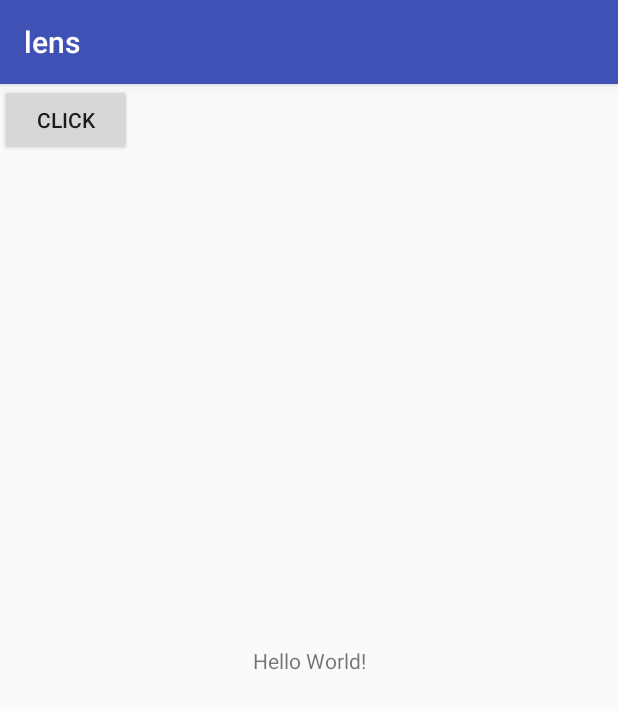
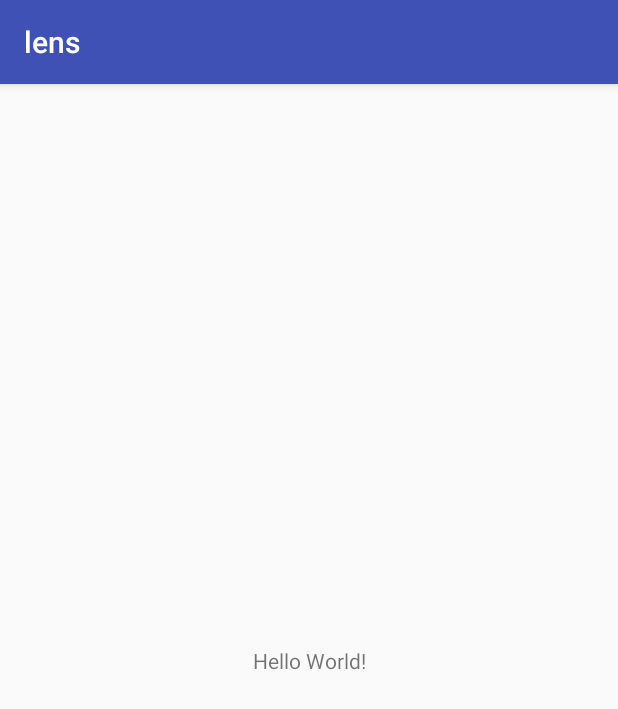
Before and after one commit to MarsXan/lens, an Android app: the screen it shows after launch (MainActivity), on a phone screen of 412 x 824 dp. Shown: the top 709 px of the screen. Run offline under Robolectric (Android 15) with nearby library versions, the phone set to English and light mode, and no system bars.

```diff
--- a/app/src/main/java/com/parsadp/lens/MainActivity.kt
+++ b/app/src/main/java/com/parsadp/lens/MainActivity.kt
@@ -3,7 +3,6 @@ package com.parsadp.lens
 import android.app.KeyguardManager
 import android.content.Context
 import android.os.Bundle
-import android.os.PowerManager
 import android.support.v7.app.AppCompatActivity
 import android.widget.Button
 
@@ -13,20 +12,10 @@ class MainActivity : AppCompatActivity() {
     super.onCreate(savedInstanceState)
     setContentView(R.layout.activity_main)
 
-    val km = getSystemService(Context.KEYGUARD_SERVICE) as KeyguardManager
-    val kl = km.newKeyguardLock("MyKeyguardLock")
-    kl.disableKeyguard()
-
-    val pm = getSystemService(Context.POWER_SERVICE) as PowerManager
-//    val wakeLock = pm.newWakeLock(
-//        PowerManager.FULL_WAKE_LOCK
-//            or PowerManager.ACQUIRE_CAUSES_WAKEUP
-//            or PowerManager.ON_AFTER_RELEASE, "MyWakeLock"
-//    )
-//    wakeLock.acquire()
-
-    findViewById<Button>(R.id.btn).setOnClickListener{kl.reenableKeyguard()
-//    wakeLock.release()
-}
+//    val km = getSystemService(Context.KEYGUARD_SERVICE) as KeyguardManager
+//    val kl = km.newKeyguardLock("MyKeyguardLock")
+//    kl.disableKeyguard()
+//    findViewById<Button>(R.id.btn).setOnClickListener{kl.reenableKeyguard()
+//}
   }
 }
--- a/app/src/main/res/layout/activity_main.xml
+++ b/app/src/main/res/layout/activity_main.xml
@@ -18,10 +18,6 @@
       app:layout_constraintTop_toTopOf="parent"
       />
 
-  <Button
-      android:layout_width="wrap_content"
-      android:layout_height="wrap_content"
-      android:text="click"
-      android:id="@+id/btn"/>
+
 
 </android.support.constraint.ConstraintLayout>
```
Also changed, not shown: app/src/main/AndroidManifest.xml (+5 -4 lines), app/src/main/java/com/parsadp/lens/CamService.java (renamed from app/src/main/java/com/parsadp/lens/DemoCamService.java, +3 -10 lines), app/src/main/java/com/parsadp/lens/MyReceiver.java (+1 -7 lines).
